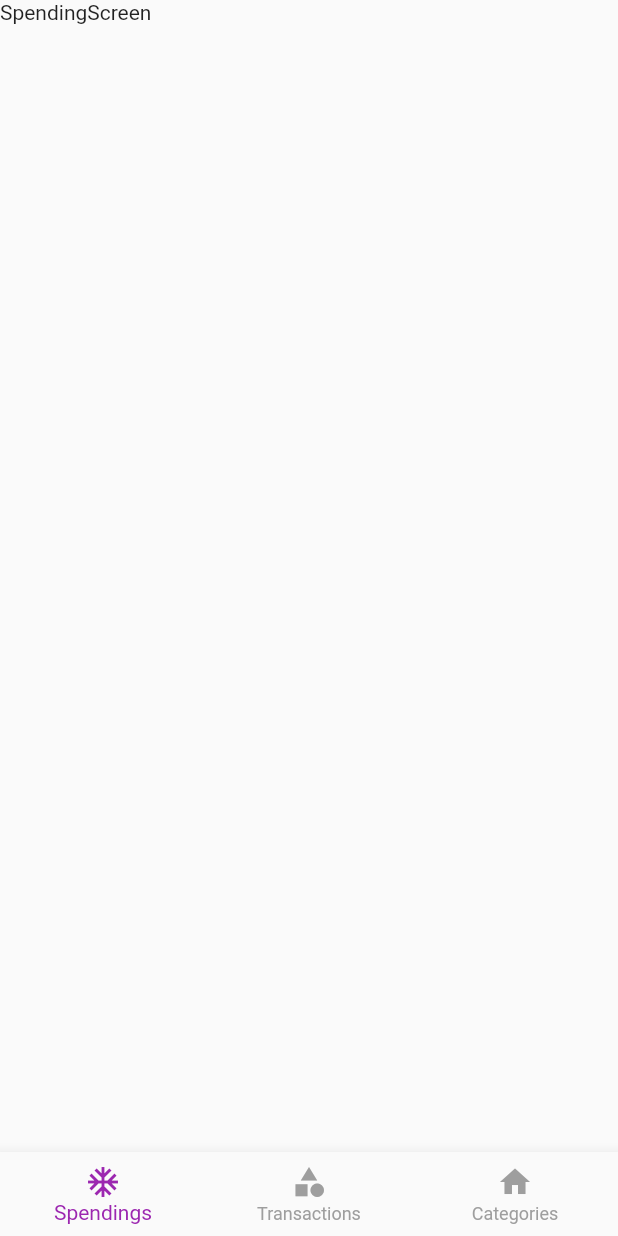
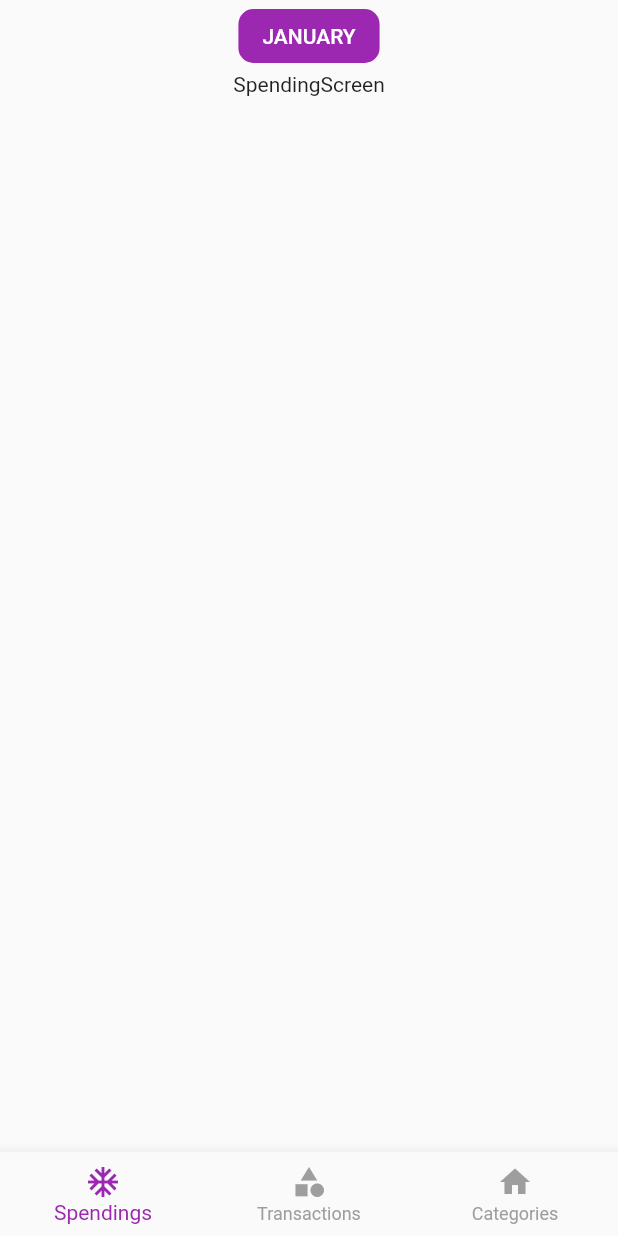
Before and after one commit to jaleelv/moneymanager, a Flutter app: the screen it shows after launch, on a phone screen of 412 x 824 dp. Run offline on Flutter 3.47's test engine with Material 2 defaults, Android fonts, the phone set to English and light mode, and no system bars.

Commit message:
Fixed topbar issue

```diff
--- a/moneymanager2/lib/screens/category/category_screen.dart
+++ b/moneymanager2/lib/screens/category/category_screen.dart
@@ -23,7 +23,6 @@ class _CategoryScreenState extends State<CategoryScreen>
   Widget build(BuildContext context) {
     return Column(
       children: [
-        // const TopBarCategory(),
         TabBar(
           controller: _tabController1,
           labelColor: Colors.black,
--- a/moneymanager2/lib/screens/home/home_screen.dart
+++ b/moneymanager2/lib/screens/home/home_screen.dart
@@ -1,16 +1,25 @@
 import 'package:flutter/material.dart';
 import 'package:moneymanager2/screens/category/category_screen.dart';
 import 'package:moneymanager2/screens/home/widgets/bottom_navigation.dart';
+import 'package:moneymanager2/screens/home/widgets/topbar_category.dart';
+import 'package:moneymanager2/screens/home/widgets/topbar_spendings.dart';
+import 'package:moneymanager2/screens/home/widgets/topbar_transaction.dart';
 import 'package:moneymanager2/screens/spendings/spendings_screen.dart';
 import 'package:moneymanager2/screens/transactions/transaction_screen.dart';
 
 class HomeScreen extends StatelessWidget {
   const HomeScreen({Key? key}) : super(key: key);
   static ValueNotifier<int> selectedIndexNotifier = ValueNotifier(0);
+  static ValueNotifier<int> selectedIndexNotifierTopbar = ValueNotifier(0);
   final _pages = const [
     SpendingsScreen(),
     TransactonScreen(),
     CategoryScreen(),
+  ];
+  final _topbar = const [
+    TopBarSpendings(),
+    TopBarTransaction(),
+    TopBarCategory(),
   ];
 
   @override
@@ -20,7 +29,13 @@ class HomeScreen extends StatelessWidget {
       body: SafeArea(
           child: Column(
         children: [
-          // TopBar(),
+          ValueListenableBuilder(
+            valueListenable: selectedIndexNotifierTopbar,
+            builder: (BuildContext context1, int updatedTopbar, _) {
+              // print(_topbar[updatedIndex]);
+              return _topbar[updatedTopbar];
+            },
+          ),
           ValueListenableBuilder(
             valueListenable: selectedIndexNotifier,
             builder: (BuildContext context, int updatedIndex, _) {
--- a/moneymanager2/lib/screens/home/widgets/bottom_navigation.dart
+++ b/moneymanager2/lib/screens/home/widgets/bottom_navigation.dart
@@ -15,6 +15,7 @@ class BottomNavigation extends StatelessWidget {
             currentIndex: updatedIndex,
             onTap: (newIndex) {
               HomeScreen.selectedIndexNotifier.value = newIndex;
+              HomeScreen.selectedIndexNotifierTopbar.value = newIndex;
             },
             items: const [
               BottomNavigationBarItem(
--- /dev/null
+++ b/moneymanager2/lib/screens/home/widgets/topbar_spendings.dart
@@ -0,0 +1,22 @@
+import 'package:flutter/material.dart';
+
+class TopBarSpendings extends StatelessWidget {
+  const TopBarSpendings({Key? key}) : super(key: key);
+
+  @override
+  Widget build(BuildContext context) {
+    return Row(
+      mainAxisAlignment: MainAxisAlignment.center,
+      children: [
+        ElevatedButton(
+          onPressed: () {},
+          child: Text('JANUARY'),
+          style: ElevatedButton.styleFrom(
+              shadowColor: Color(200),
+              shape: RoundedRectangleBorder(
+                  borderRadius: BorderRadius.circular(10))),
+        ),
+      ],
+    );
+  }
+}
--- a/moneymanager2/lib/screens/transactions/transaction_screen.dart
+++ b/moneymanager2/lib/screens/transactions/transaction_screen.dart
@@ -1,5 +1,4 @@
 import 'package:flutter/material.dart';
-import 'package:moneymanager2/screens/home/widgets/topbar_category.dart';
 
 class TransactonScreen extends StatelessWidget {
   const TransactonScreen({Key? key}) : super(key: key);
@@ -11,9 +10,7 @@ class TransactonScreen extends StatelessWidget {
     return Column(
       children: [
         // Container(color: Colors.amber, child: TopBarCategory()),
-        Container(
-          // color: Colors.red,
-          child: ListView.separated(
+        ListView.separated(
           // shrinkWrap: true,
           padding: EdgeInsets.all(10),
           itemBuilder: (ctx, index) {
@@ -32,7 +29,6 @@ class TransactonScreen extends StatelessWidget {
           },
           itemCount: 8,
         ),
-        ),
       ],
     );
   }
```
Lines whose indentation alone changed are shown as unchanged.
